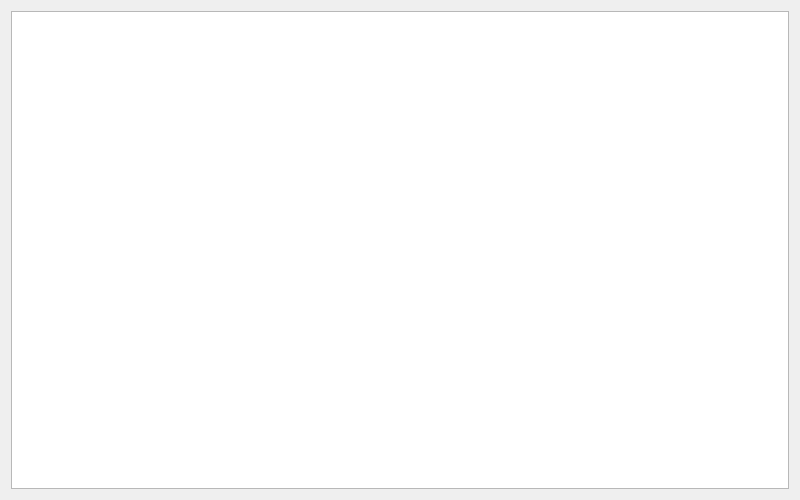
Above: recordsdialog.ui from TheShigure7/QT_Warehouse_System before the change. Below: the same form after it.
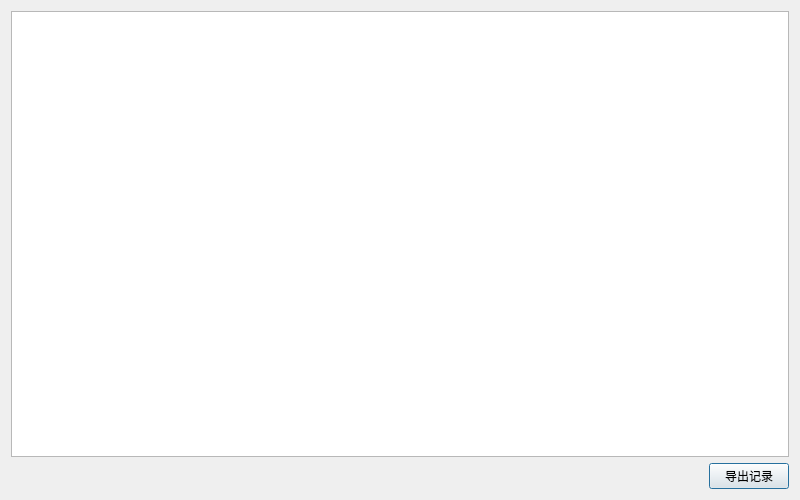
That is the form after the change.

Commit message: 实现出入库记录的数据多线程导出

Patch:
```diff
--- a/recordsdialog.ui
+++ b/recordsdialog.ui
@@ -13,6 +13,8 @@
   <property name="windowTitle">
    <string>出入库明细记录</string>
   </property>
+  <layout class="QGridLayout" name="gridLayout">
+   <item row="0" column="0">
   <layout class="QVBoxLayout" name="verticalLayout">
    <item>
     <widget class="QTableView" name="tableView">
@@ -26,6 +28,38 @@
       <bool>true</bool>
      </property>
     </widget>
+     </item>
+     <item>
+      <layout class="QHBoxLayout" name="horizontalLayout">
+       <item>
+        <spacer name="horizontalSpacer">
+         <property name="orientation">
+          <enum>Qt::Orientation::Horizontal</enum>
+         </property>
+         <property name="sizeHint" stdset="0">
+          <size>
+           <width>40</width>
+           <height>20</height>
+          </size>
+         </property>
+        </spacer>
+       </item>
+       <item>
+        <widget class="QPushButton" name="btnExportRec">
+         <property name="minimumSize">
+          <size>
+           <width>80</width>
+           <height>0</height>
+          </size>
+         </property>
+         <property name="text">
+          <string>导出记录</string>
+         </property>
+        </widget>
+       </item>
+      </layout>
+     </item>
+    </layout>
    </item>
   </layout>
  </widget>
```
Left out of the diff: 2 changed lines with no effect on the pictures. Lines whose indentation alone changed are shown as unchanged. The commit also changes 4 other files.
